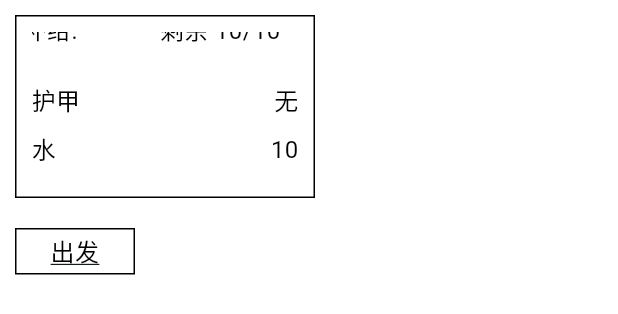
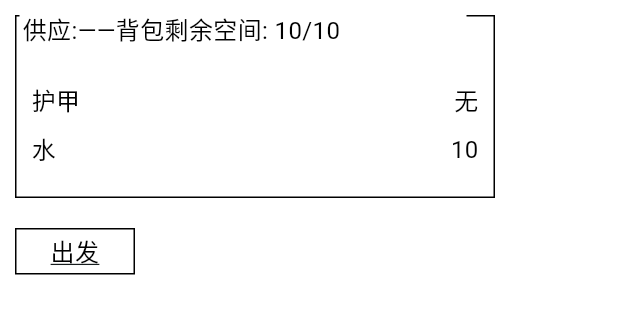
Before and after one commit to easycheaplife/a_dark_room_new, a Flutter app: the PathScreen widget shown alone on an empty page, opened directly, on a phone screen of 412 x 824 dp. Shown: the top 314 px of the screen. Run offline on Flutter 3.47's test engine with Material 3 defaults, Android fonts, the phone set to English and light mode, and no system bars; our stand-ins replace shared_preferences; accounts and stored records are empty; Roboto replaces fonts that are missing (Times New Roman).

Commit message:
optimize discovery start ui

```diff
--- a/lib/screens/path_screen.dart
+++ b/lib/screens/path_screen.dart
@@ -50,7 +50,7 @@ class PathScreen extends StatelessWidget {
   Widget _buildOutfittingSection(
       Path path, StateManager stateManager, Localization localization) {
     return Container(
-      width: 200,
+      width: 320, // 调整宽度，刚好容纳内容
       padding: const EdgeInsets.all(10),
       decoration: BoxDecoration(
         color: Colors.white,
@@ -68,13 +68,15 @@ class PathScreen extends StatelessWidget {
                 child: Container(
                   color: Colors.white,
                   padding: const EdgeInsets.symmetric(horizontal: 2),
-                  child: const Text(
-                    '补给:',
-                    style: TextStyle(
+                  width: 300, // 设置宽度以容纳完整的标题行
+                  child: Text(
+                    '供应:——背包剩余空间: ${path.getFreeSpace().floor()}/${path.getCapacity()}',
+                    style: const TextStyle(
                       color: Colors.black,
                       fontSize: 16,
                       fontFamily: 'Times New Roman',
                     ),
+                    overflow: TextOverflow.visible, // 确保文本不被截断
                   ),
                 ),
               ),
@@ -94,24 +96,6 @@ class PathScreen extends StatelessWidget {
               // 装备物品列表
               ..._buildOutfitItems(path, stateManager),
             ],
-          ),
-
-          // 背包空间显示 - 右上角
-          Positioned(
-            top: -13,
-            right: 10,
-            child: Container(
-              color: Colors.white,
-              padding: const EdgeInsets.symmetric(horizontal: 2),
-              child: Text(
-                '剩余 ${path.getFreeSpace().floor()}/${path.getCapacity()}',
-                style: const TextStyle(
-                  color: Colors.black,
-                  fontSize: 16,
-                  fontFamily: 'Times New Roman',
-                ),
-              ),
-            ),
           ),
         ],
       ),
```
